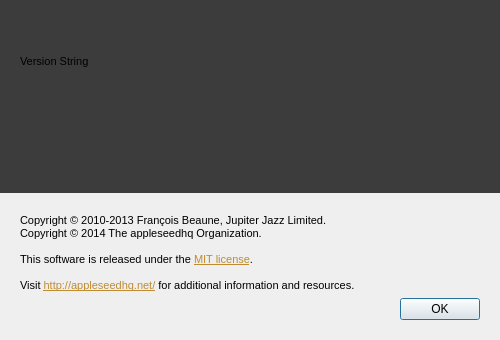
appleseedhq/appleseed, file src/appleseed.studio/help/about/aboutwindow.ui: the form before one commit.
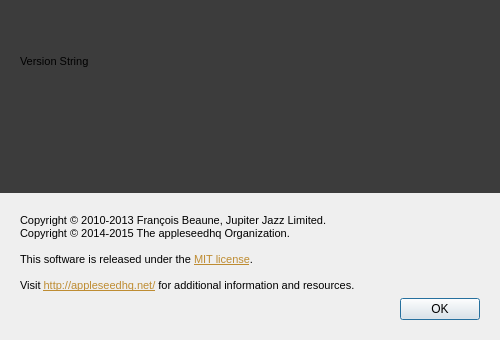
The form after the commit. Icons and pictures are not drawn.

Commit message: updated copyright notices.

```diff
--- a/src/appleseed.studio/help/about/aboutwindow.ui
+++ b/src/appleseed.studio/help/about/aboutwindow.ui
@@ -55,7 +55,7 @@
 p, li { white-space: pre-wrap; }
 &lt;/style&gt;&lt;/head&gt;&lt;body style=&quot; font-family:'MS Shell Dlg 2'; font-size:8pt; font-weight:400; font-style:normal;&quot;&gt;
 &lt;p style=&quot; margin-top:0px; margin-bottom:0px; margin-left:0px; margin-right:0px; -qt-block-indent:0; text-indent:0px;&quot;&gt;Copyright © 2010-2013 François Beaune, Jupiter Jazz Limited.&lt;/p&gt;
-&lt;p style=&quot; margin-top:0px; margin-bottom:0px; margin-left:0px; margin-right:0px; -qt-block-indent:0; text-indent:0px;&quot;&gt;Copyright © 2014 The appleseedhq Organization.&lt;/p&gt;
+&lt;p style=&quot; margin-top:0px; margin-bottom:0px; margin-left:0px; margin-right:0px; -qt-block-indent:0; text-indent:0px;&quot;&gt;Copyright © 2014-2015 The appleseedhq Organization.&lt;/p&gt;
 &lt;p style=&quot;-qt-paragraph-type:empty; margin-top:0px; margin-bottom:0px; margin-left:0px; margin-right:0px; -qt-block-indent:0; text-indent:0px;&quot;&gt;&lt;br /&gt;&lt;/p&gt;
 &lt;p style=&quot; margin-top:0px; margin-bottom:0px; margin-left:0px; margin-right:0px; -qt-block-indent:0; text-indent:0px;&quot;&gt;This software is released under the &lt;a href=&quot;http://www.opensource.org/licenses/mit-license.php&quot;&gt;&lt;span style=&quot; text-decoration: underline; color:#be8c32;&quot;&gt;MIT license&lt;/span&gt;&lt;/a&gt;.&lt;/p&gt;
 &lt;p style=&quot;-qt-paragraph-type:empty; margin-top:0px; margin-bottom:0px; margin-left:0px; margin-right:0px; -qt-block-indent:0; text-indent:0px;&quot;&gt;&lt;br /&gt;&lt;/p&gt;
```
The commit also changes 1270 other files.
